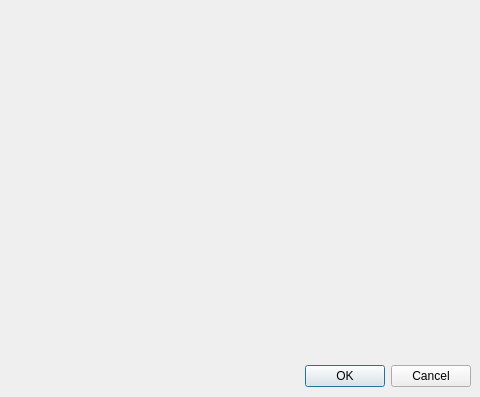
This is view/setbricsdialog.ui in g-jouret/projetTetris as Qt 5 draws it before an edit. The edited form follows.
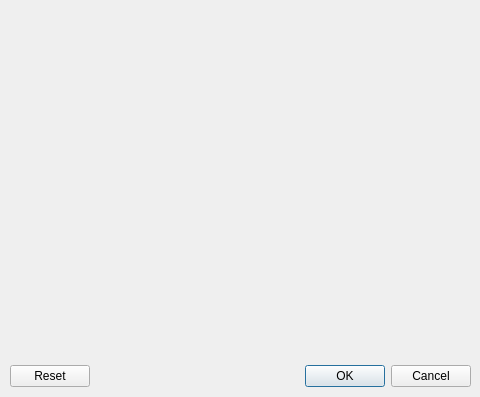
This is the edited form.

Diff of the .ui file:
```diff
--- a/view/setbricsdialog.ui
+++ b/view/setbricsdialog.ui
@@ -26,7 +26,7 @@
     <enum>Qt::Horizontal</enum>
    </property>
    <property name="standardButtons">
-    <set>QDialogButtonBox::Cancel|QDialogButtonBox::Ok</set>
+    <set>QDialogButtonBox::Cancel|QDialogButtonBox::Ok|QDialogButtonBox::Reset</set>
    </property>
   </widget>
   <widget class="QWidget" name="gridLayoutWidget">
```
Left out of the diff: 6 changed lines with no effect on the pictures.
